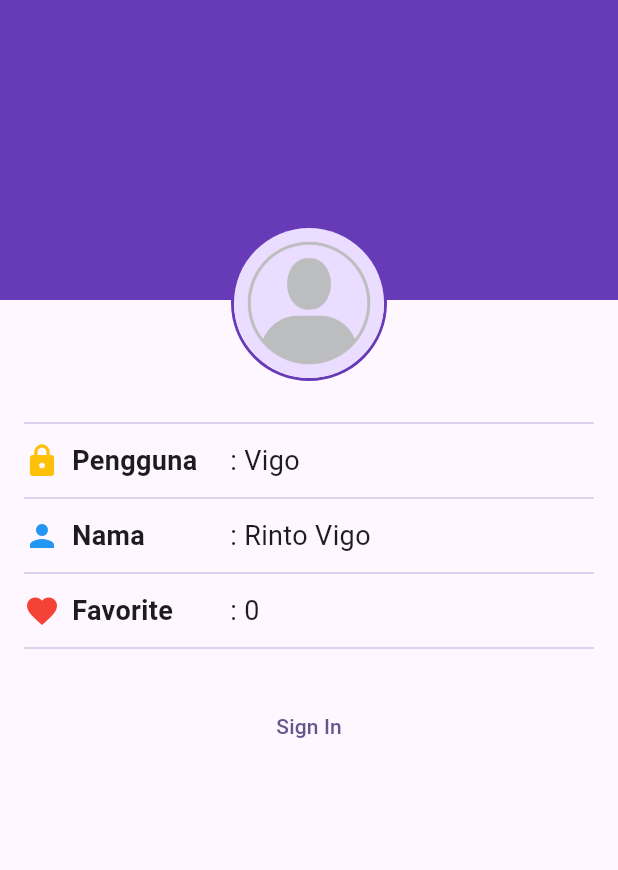
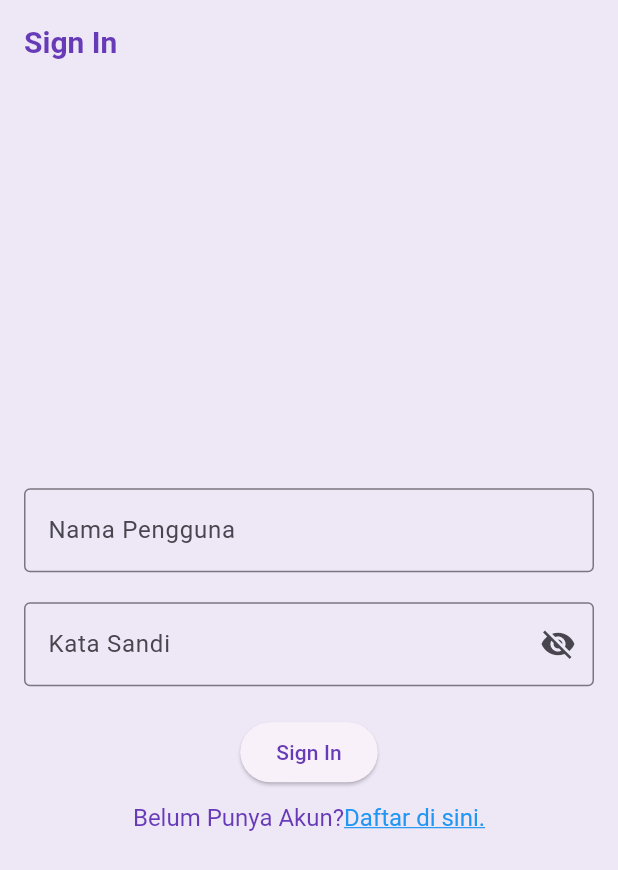
Before and after one commit to 2024-2025-Gasal-PABI-SI5B/project-wisata-candi-si5b-rintovigoo, a Flutter app: the screen it shows after launch, on a phone screen of 412 x 824 dp. Shown: the top 870 px of the screen. Run offline on Flutter 3.47's test engine with Material 3 defaults, Android fonts, the phone set to English and light mode, and no system bars.

```diff
--- a/wisata_candi/lib/main.dart
+++ b/wisata_candi/lib/main.dart
@@ -2,6 +2,7 @@ import 'package:flutter/material.dart';
 import 'package:wisata_candi/data/candi_data.dart';
 import 'package:wisata_candi/screens/detail_screen.dart';
 import 'package:wisata_candi/screens/profile_screen.dart';
+import 'package:wisata_candi/screens/signin_screen.dart';
 
 void main() {
   runApp(const MainApp());
@@ -15,11 +16,24 @@ class MainApp extends StatelessWidget {
     return MaterialApp(
       title: 'Wisata Candi',
       theme: ThemeData(
-        colorScheme: ColorScheme.fromSeed(seedColor: Colors.deepPurple),
+        appBarTheme: const AppBarTheme(
+          iconTheme: IconThemeData(color: Colors.deepPurple),
+          titleTextStyle: TextStyle(
+            color: Colors.deepPurple,
+            fontSize: 20,
+            fontWeight: FontWeight.bold,
+          ),
+        ),
+        colorScheme:
+            ColorScheme.fromSeed(seedColor: Colors.deepPurple).copyWith(
+          primary: Colors.deepPurple,
+          surface: Colors.deepPurple[50],
+        ),
         useMaterial3: true,
       ),
       // home: DetailScreen(candi: candiList[0],),
-      home: ProfileScreen(),
+      // home: ProfileScreen(),
+      home: SignInScreen(),
     );
   }
 }
--- a/wisata_candi/lib/screens/profile_screen.dart
+++ b/wisata_candi/lib/screens/profile_screen.dart
@@ -1,4 +1,3 @@
-import 'package:flutter/gestures.dart';
 import 'package:flutter/material.dart';
 
 class ProfileScreen extends StatefulWidget {
--- /dev/null
+++ b/wisata_candi/lib/screens/signin_screen.dart
@@ -0,0 +1,114 @@
+import 'package:flutter/material.dart';
+import 'package:flutter/gestures.dart';
+
+class SignInScreen extends StatefulWidget {
+  SignInScreen({super.key});
+
+  @override
+  State<SignInScreen> createState() => _SignInScreenState();
+}
+
+class _SignInScreenState extends State<SignInScreen> {
+  //TODO: 1.Deklarasikan Variabel yang dibutuhkan
+  final TextEditingController _usernameController = TextEditingController();
+
+  final TextEditingController _passwordController = TextEditingController();
+
+  String _errorText = '';
+
+  bool _isSignIn = false;
+
+  bool _obscurePassword = true;
+
+  @override
+  Widget build(BuildContext context) {
+    return Scaffold(
+      //TODO: 2.Pasang App Bar
+      appBar: AppBar(
+        title: const Text('Sign In'),
+      ),
+      //TODO: 3.Pasang body
+      body: Center(
+        child: SingleChildScrollView(
+          child: Padding(
+            padding: const EdgeInsets.all(16),
+            child: Form(
+                child: Column(
+              //TODO: 4.Atur mainAxisAllignment
+              mainAxisAlignment: MainAxisAlignment.center,
+              crossAxisAlignment: CrossAxisAlignment.center,
+              children: [
+                //TODO: 5.Buat Text Form Field untuk Nama Pengguna
+                TextFormField(
+                  controller: _usernameController,
+                  decoration: const InputDecoration(
+                    labelText: 'Nama Pengguna',
+                    hintText: 'Masukkan Nama Pengguna',
+                    border: OutlineInputBorder(),
+                  ),
+                ),
+                //TODO: 6.Buat text form field untuk kata sandi
+                const SizedBox(height: 20),
+                TextFormField(
+                  controller: _passwordController,
+                  decoration: InputDecoration(
+                    labelText: 'Kata Sandi',
+                    hintText: 'Masukkan Kata Sandi',
+                    border: const OutlineInputBorder(),
+                    errorText: _errorText.isNotEmpty ? _errorText : null,
+                    suffixIcon: IconButton(
+                      onPressed: () {
+                        setState(() {
+                          _obscurePassword = !_obscurePassword;
+                        });
+                      },
+                      icon: Icon(
+                        _obscurePassword
+                            ? Icons.visibility_off
+                            : Icons.visibility,
+                      ),
+                    ),
+                  ),
+                  obscureText: _obscurePassword,
+                ),
+                //TODO: 7.buat ElevatedButton untuk sign in
+                const SizedBox(
+                  height: 20,
+                ),
+                ElevatedButton(
+                  onPressed: () {},
+                  child: const Text('Sign In'),
+                ),
+                //TODO: 8.Pasang text button untuk sign up
+                const SizedBox(
+                  height: 10,
+                ),
+                // TextButton(
+                //   onPressed: (){},
+                //   child: Text('Belum punya akun? Daftar di sini.'),
+                // ),
+                RichText(
+                  text: TextSpan(
+                    text: 'Belum Punya Akun?',
+                    style:
+                        const TextStyle(fontSize: 16, color: Colors.deepPurple),
+                    children: [
+                      TextSpan(
+                        text: 'Daftar di sini.',
+                        style: const TextStyle(
+                          color: Colors.blue,
+                          decoration: TextDecoration.underline,
+                        ),
+                        recognizer: TapGestureRecognizer()..onTap = () {},
+                      ),
+                    ],
+                  ),
+                ),
+              ],
+            )),
+          ),
+        ),
+      ),
+    );
+  }
+}
```
